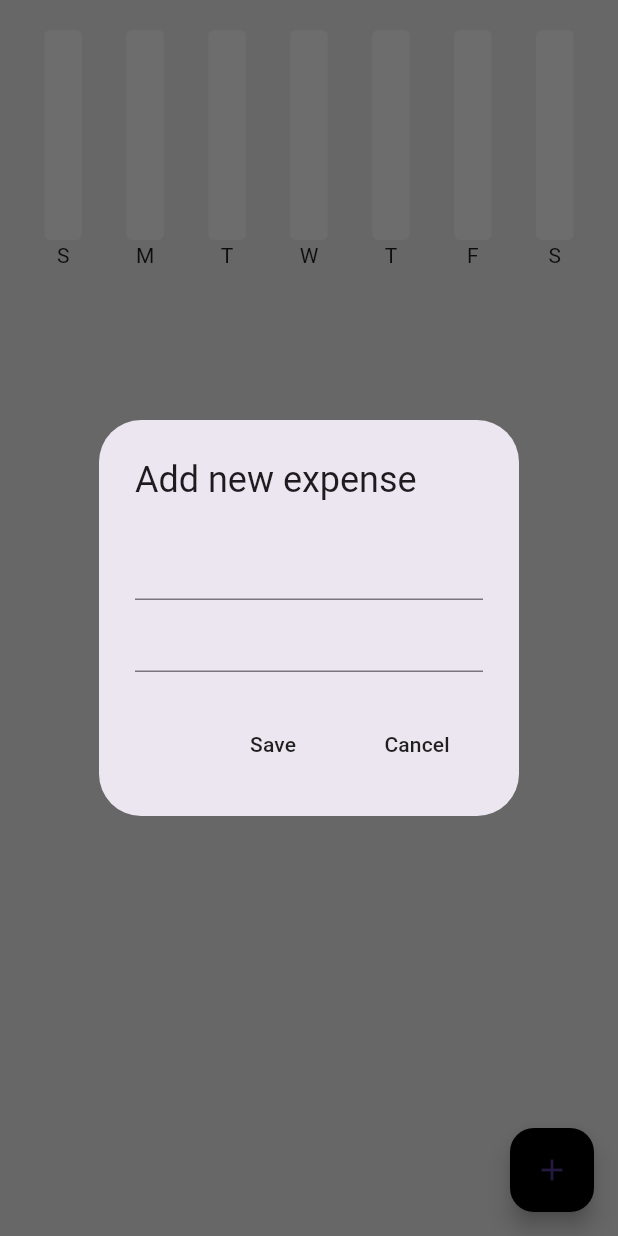
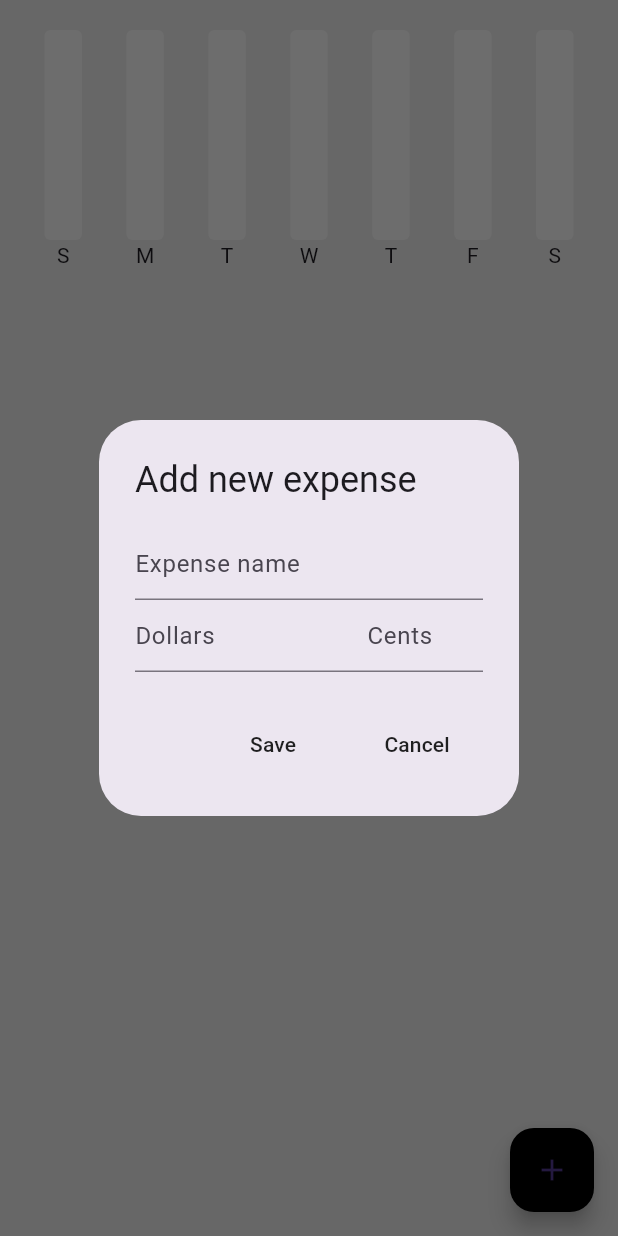
Before and after one commit to EddiesCode/flutter-expense-tracker-app, a Flutter app: the screen it shows after launch, after a tap on the "add" icon, on a phone screen of 412 x 824 dp. Run offline on Flutter 3.47's test engine with Material 2 defaults, Android fonts, the phone set to English and light mode, and no system bars; drawn by our look-alikes of fl_chart.

Commit message:
created another textfield in the new expense item dialog to type in cents, changed old amount textfield to dollars, also made changed the keyboard type for those to only be numbers

```diff
--- a/lib/pages/home_page.dart
+++ b/lib/pages/home_page.dart
@@ -16,7 +16,8 @@ class HomePage extends StatefulWidget {
 class _HomePageState extends State<HomePage> {
   // text controllers
   final newExpenseNameController = TextEditingController();
-  final newExpenseAmountController = TextEditingController();
+  final newExpenseDollarController = TextEditingController();
+  final newExpenseCentsController = TextEditingController();
 
   // add new expense
   void addNewExpense() {
@@ -27,10 +28,29 @@ class _HomePageState extends State<HomePage> {
           title: const Text("Add new expense"),
           content: Column(mainAxisSize: MainAxisSize.min, children: [
             // expense name
-            TextField(controller: newExpenseNameController),
+            TextField(
+                controller: newExpenseNameController,
+                decoration: const InputDecoration(hintText: "Expense name")),
 
-            // expense amount
-            TextField(controller: newExpenseAmountController)
+            Row(
+              children: [
+                // dollars amount
+                Flexible(
+                    flex: 2,
+                    child: TextField(
+                      keyboardType: TextInputType.number,
+                      controller: newExpenseDollarController,
+                      decoration: const InputDecoration(hintText: "Dollars"),
+                    )),
+                // cents amount
+                Flexible(
+                    flex: 1,
+                    child: TextField(
+                        keyboardType: TextInputType.number,
+                        controller: newExpenseCentsController,
+                        decoration: const InputDecoration(hintText: "Cents")))
+              ],
+            )
           ]),
           actions: [
             MaterialButton(
@@ -48,9 +68,13 @@ class _HomePageState extends State<HomePage> {
   }
 
   void save() {
+    // put dollars and cents together
+    String amount =
+        "${newExpenseDollarController.text}.${newExpenseCentsController.text}";
+
     ExpenseItem newExpense = ExpenseItem(
       name: newExpenseNameController.text,
-      amount: newExpenseAmountController.text,
+      amount: amount,
       dateTime: DateTime.now(),
     );
     // add the new expense
@@ -68,7 +92,8 @@ class _HomePageState extends State<HomePage> {
   // clear controllers
   void clear() {
     newExpenseNameController.clear();
-    newExpenseAmountController.clear();
+    newExpenseDollarController.clear();
+    newExpenseCentsController.clear();
   }
 
   @override
```
